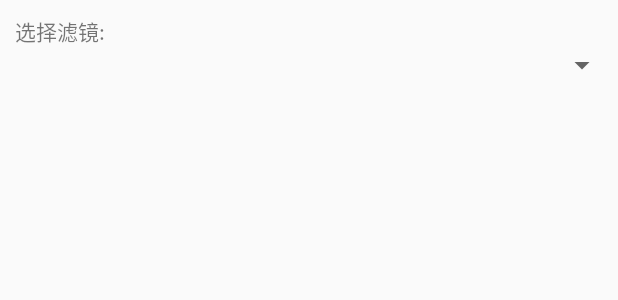
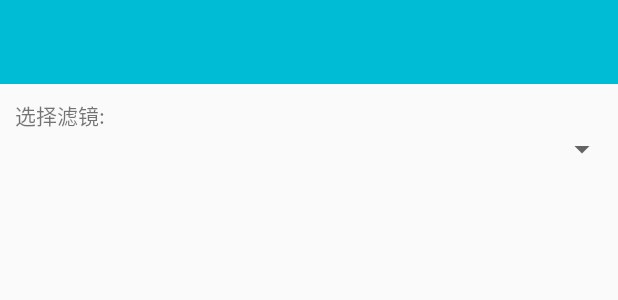
Before and after one commit to imageprocessor/cv4j, an Android app: the layout activity_select_filter.xml on its own in the app's theme, with its tools: preview values and no code run, on a phone screen of 412 x 824 dp. Shown: the top 300 px of the screen. Run offline under Robolectric (Android 15) with nearby library versions, the phone set to English and light mode, and no system bars.

Commit message:
update demo app

```diff
--- a/app/src/main/res/layout/activity_select_filter.xml
+++ b/app/src/main/res/layout/activity_select_filter.xml
@@ -3,6 +3,13 @@
               android:orientation="vertical"
               android:layout_width="match_parent"
               android:layout_height="match_parent">
+
+    <android.support.v7.widget.Toolbar
+        android:id="@+id/toolbar"
+        android:layout_width="match_parent"
+        android:layout_height="?attr/actionBarSize"
+        android:background="?attr/colorPrimary">
+    </android.support.v7.widget.Toolbar>
 
     <ImageView
         android:id="@+id/image"
```
Also changed, not shown: app/src/main/java/com/cv4j/app/activity/CompositeFilersActivity.java (+13 -0 lines), app/src/main/java/com/cv4j/app/activity/SelectFilterActivity.java (+10 -5 lines), app/src/main/java/com/cv4j/app/activity/UseFilterWithRxActivity.java (+13 -0 lines), app/src/main/res/layout/activity_composite_filters.xml (+7 -0 lines), app/src/main/res/layout/activity_use_filter_with_rx.xml (+8 -0 lines).
